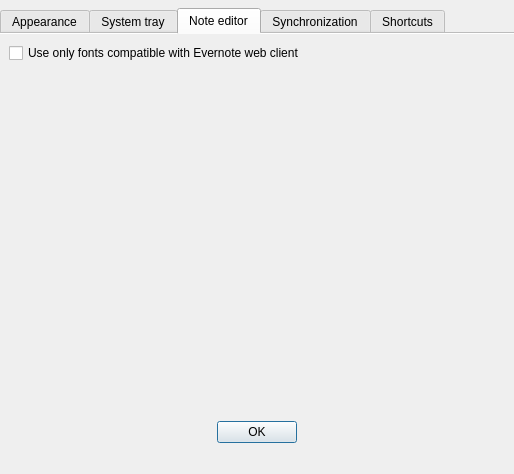
Qt form src/dialogs/PreferencesDialog.ui (d1vanov/quentier) before a commit.
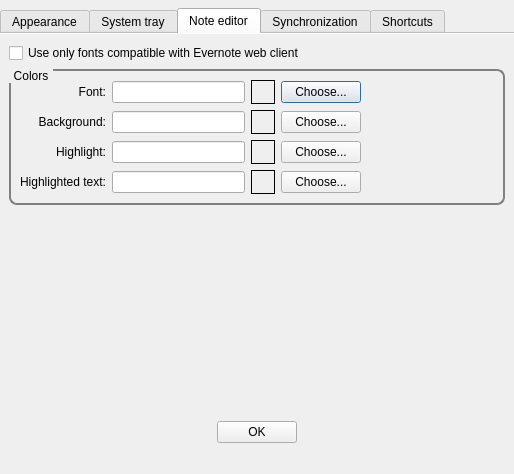
The same form after that commit. The open tabs and pages were chosen to show the change. Custom widgets are drawn as their Qt base class.

Commit message: Issue #245: start implementing PreferencesDialog parts for controlling of note editor colors

Diff of the .ui file:
```diff
--- a/src/dialogs/PreferencesDialog.ui
+++ b/src/dialogs/PreferencesDialog.ui
@@ -262,15 +262,260 @@
          </property>
         </widget>
        </item>
+       <item>
+        <widget class="QGroupBox" name="noteEditorColorsGroupBox">
+         <property name="styleSheet">
+          <string notr="true">QGroupBox {
+border: 2px solid gray;
+border-radius: 8px;
+margin-top: 1ex;
+}
+
+QGroupBox::title {
+subcontrol-origin: margin;
+subcontrol-position: top left;
+padding: 0 3px;
+}</string>
+         </property>
+         <property name="title">
+          <string>Colors</string>
+         </property>
+         <layout class="QGridLayout" name="gridLayout_2">
+          <item row="3" column="1">
+           <widget class="QLineEdit" name="noteEditorHighlightedTextColorLineEdit"/>
+          </item>
+          <item row="0" column="0">
+           <widget class="QLabel" name="noteEditorFontColorLabel">
+            <property name="text">
+             <string>Font:</string>
+            </property>
+            <property name="alignment">
+             <set>Qt::AlignRight|Qt::AlignTrailing|Qt::AlignVCenter</set>
+            </property>
+           </widget>
+          </item>
+          <item row="1" column="1">
+           <widget class="QLineEdit" name="noteEditorBackgroundColorLineEdit"/>
+          </item>
+          <item row="0" column="1">
+           <widget class="QLineEdit" name="noteEditorFontColorLineEdit"/>
+          </item>
+          <item row="1" column="0">
+           <widget class="QLabel" name="noteEditorBackgroundColorLabel">
+            <property name="text">
+             <string>Background:</string>
+            </property>
+            <property name="alignment">
+             <set>Qt::AlignRight|Qt::AlignTrailing|Qt::AlignVCenter</set>
+            </property>
+           </widget>
+          </item>
+          <item row="3" column="2">
+           <widget class="QFrame" name="noteEditorHighlightedTextColorDemoFrame">
+            <property name="minimumSize">
+             <size>
+              <width>24</width>
+              <height>24</height>
+             </size>
+            </property>
+            <property name="maximumSize">
+             <size>
+              <width>24</width>
+              <height>24</height>
+             </size>
+            </property>
+            <property name="frameShape">
+             <enum>QFrame::Box</enum>
+            </property>
+            <property name="frameShadow">
+             <enum>QFrame::Plain</enum>
+            </property>
+           </widget>
+          </item>
+          <item row="1" column="2">
+           <widget class="QFrame" name="noteEditorBackgroundColorDemoFrame">
+            <property name="minimumSize">
+             <size>
+              <width>24</width>
+              <height>24</height>
+             </size>
+            </property>
+            <property name="maximumSize">
+             <size>
+              <width>24</width>
+              <height>24</height>
+             </size>
+            </property>
+            <property name="frameShape">
+             <enum>QFrame::Box</enum>
+            </property>
+            <property name="frameShadow">
+             <enum>QFrame::Plain</enum>
+            </property>
+           </widget>
+          </item>
+          <item row="0" column="2">
+           <widget class="QFrame" name="noteEditorFontColorDemoFrame">
+            <property name="minimumSize">
+             <size>
+              <width>24</width>
+              <height>24</height>
+             </size>
+            </property>
+            <property name="maximumSize">
+             <size>
+              <width>24</width>
+              <height>24</height>
+             </size>
+            </property>
+            <property name="frameShape">
+             <enum>QFrame::Box</enum>
+            </property>
+            <property name="frameShadow">
+             <enum>QFrame::Plain</enum>
+            </property>
+           </widget>
+          </item>
+          <item row="0" column="3">
+           <widget class="QPushButton" name="noteEditorFontColorPushButton">
+            <property name="text">
+             <string>Choose...</string>
+            </property>
+           </widget>
+          </item>
+          <item row="1" column="3">
+           <widget class="QPushButton" name="noteEditorBackgroundColorPushButton">
+            <property name="text">
+             <string>Choose...</string>
+            </property>
+           </widget>
+          </item>
+          <item row="2" column="3">
+           <widget class="QPushButton" name="noteEditorHighlightColorPushButton">
+            <property name="text">
+             <string>Choose...</string>
+            </property>
+           </widget>
+          </item>
+          <item row="3" column="3">
+           <widget class="QPushButton" name="noteEditorHighlightedTextColorPushButton">
+            <property name="text">
+             <string>Choose...</string>
+            </property>
+           </widget>
+          </item>
+          <item row="2" column="0">
+           <widget class="QLabel" name="noteEditorHighlightColorLabel">
+            <property name="text">
+             <string>Highlight:</string>
+            </property>
+            <property name="alignment">
+             <set>Qt::AlignRight|Qt::AlignTrailing|Qt::AlignVCenter</set>
+            </property>
+           </widget>
+          </item>
+          <item row="2" column="1">
+           <widget class="QLineEdit" name="noteEditorHighlightColorLineEdit"/>
+          </item>
+          <item row="2" column="2">
+           <widget class="QFrame" name="noteEditorHighlightColorDemoFrame">
+            <property name="minimumSize">
+             <size>
+              <width>24</width>
+              <height>24</height>
+             </size>
+            </property>
+            <property name="maximumSize">
+             <size>
+              <width>24</width>
+              <height>24</height>
+             </size>
+            </property>
+            <property name="frameShape">
+             <enum>QFrame::Box</enum>
+            </property>
+            <property name="frameShadow">
+             <enum>QFrame::Plain</enum>
+            </property>
+           </widget>
+          </item>
+          <item row="3" column="0">
+           <widget class="QLabel" name="noteEditorHighlightedTextColorLabel">
+            <property name="text">
+             <string>Highlighted text:</string>
+            </property>
+            <property name="alignment">
+             <set>Qt::AlignRight|Qt::AlignTrailing|Qt::AlignVCenter</set>
+            </property>
+           </widget>
+          </item>
+          <item row="0" column="4">
+           <spacer name="noteEditorFontColorHorizontalSpacer">
+            <property name="orientation">
+             <enum>Qt::Horizontal</enum>
+            </property>
+            <property name="sizeHint" stdset="0">
+             <size>
+              <width>40</width>
+              <height>20</height>
+             </size>
+            </property>
+           </spacer>
+          </item>
+          <item row="1" column="4">
+           <spacer name="noteEditorBackgroundColorHorizontalSpacer">
+            <property name="orientation">
+             <enum>Qt::Horizontal</enum>
+            </property>
+            <property name="sizeHint" stdset="0">
+             <size>
+              <width>40</width>
+              <height>20</height>
+             </size>
+            </property>
+           </spacer>
+          </item>
+          <item row="2" column="4">
+           <spacer name="noteEditorHighlightColorHorizontalSpacer">
+            <property name="orientation">
+             <enum>Qt::Horizontal</enum>
+            </property>
+            <property name="sizeHint" stdset="0">
+             <size>
+              <width>40</width>
+              <height>20</height>
+             </size>
+            </property>
+           </spacer>
+          </item>
+          <item row="3" column="4">
+           <spacer name="noteEditorHighlightedTextHorizontalSpacer">
+            <property name="orientation">
+             <enum>Qt::Horizontal</enum>
+            </property>
+            <property name="sizeHint" stdset="0">
+             <size>
+              <width>40</width>
+              <height>20</height>
+             </size>
+            </property>
+           </spacer>
+          </item>
+         </layout>
+        </widget>
+       </item>
        <item>
         <spacer name="noteEditorTabVerticalSpacer">
          <property name="orientation">
           <enum>Qt::Vertical</enum>
          </property>
+         <property name="sizeType">
+          <enum>QSizePolicy::Expanding</enum>
+         </property>
          <property name="sizeHint" stdset="0">
           <size>
            <width>20</width>
-           <height>212</height>
+           <height>240</height>
           </size>
          </property>
         </spacer>
```
Left out of the diff: 2 changed lines with no effect on the pictures. The commit also changes 2 other files.
